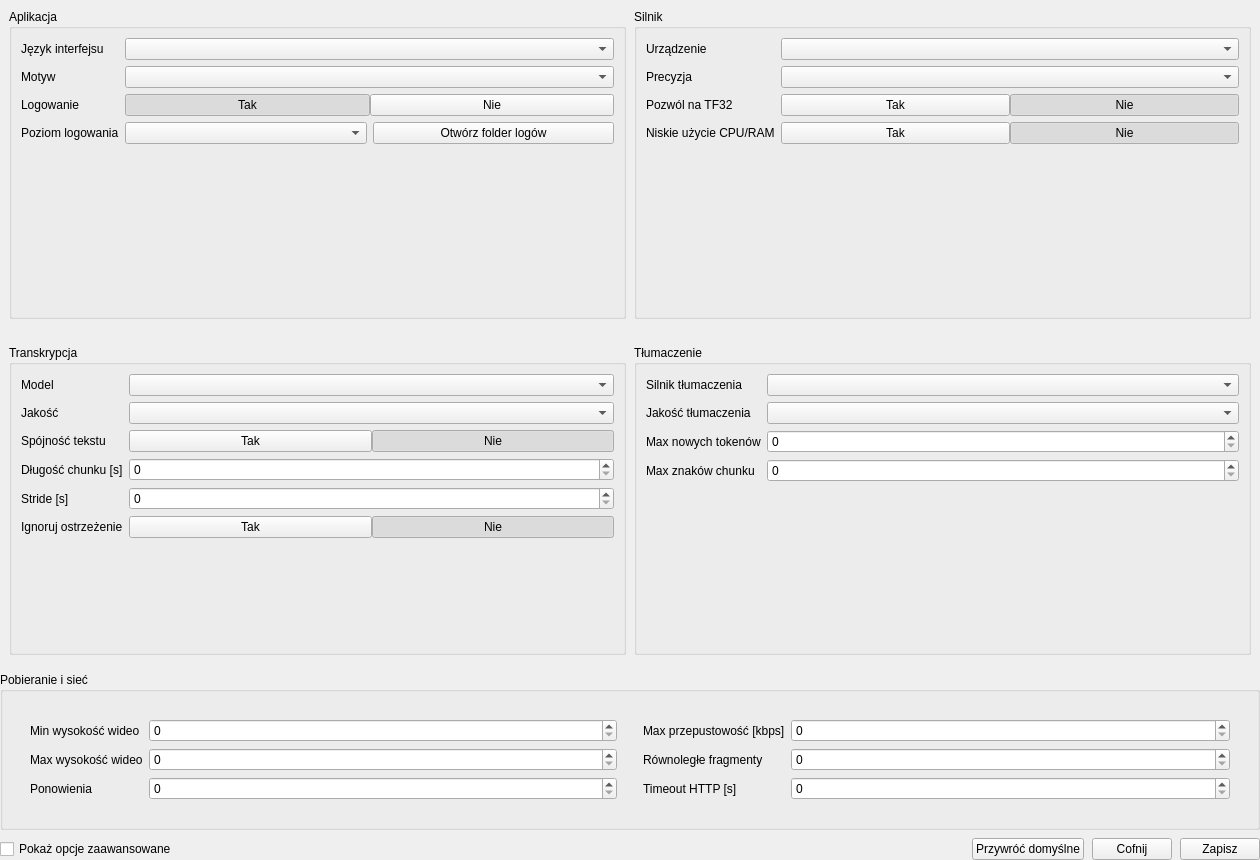
First picture: the form in assets/designer/panels/settings_panel.ui, repository K44DEUSZ/PySkryptor, before the edit.
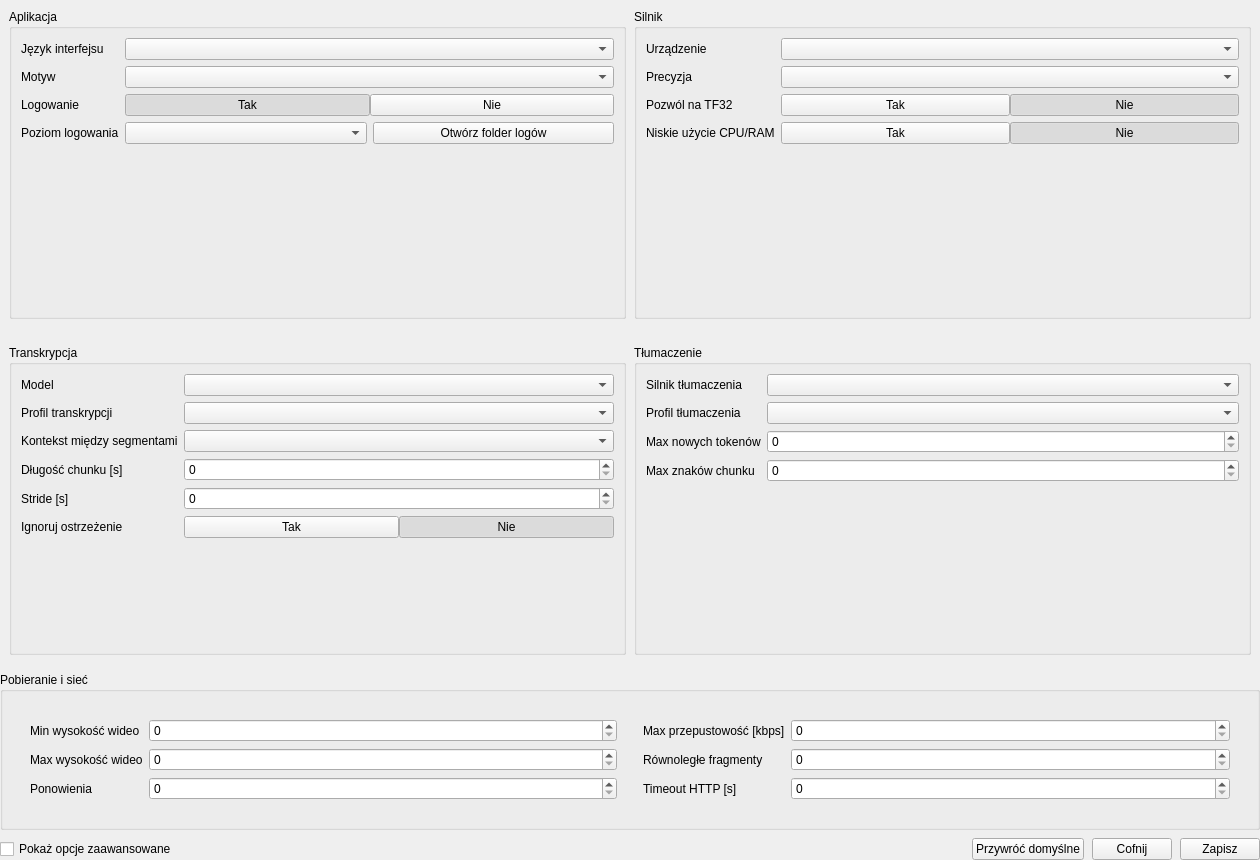
Second picture: the form after the edit.

Commit message: Rozbudowa opcji konfiguracyjnych modeli ai, usprawnienia pod kątem jakości transkrypcji i tłumaczenia

```diff
--- a/assets/designer/panels/settings_panel.ui
+++ b/assets/designer/panels/settings_panel.ui
@@ -80,10 +80,10 @@
               <layout class="QFormLayout" name="transcriptionFormLayout">
                <item row="0" column="0"><widget class="QLabel" name="lbl_trans_engine"><property name="text"><string>Model</string></property></widget></item>
                <item row="0" column="1"><widget class="QComboBox" name="cb_trans_engine"/></item>
-               <item row="1" column="0"><widget class="QLabel" name="lbl_quality"><property name="text"><string>Jakość</string></property></widget></item>
-               <item row="1" column="1"><widget class="QComboBox" name="cb_quality"/></item>
-               <item row="2" column="0"><widget class="QLabel" name="lbl_text_consistency"><property name="text"><string>Spójność tekstu</string></property></widget></item>
-               <item row="2" column="1"><widget class="QWidget" name="tg_text_consistency_placeholder"><layout class="QHBoxLayout" name="tg_text_consistency_layout"><property name="leftMargin"><number>0</number></property><property name="topMargin"><number>0</number></property><property name="rightMargin"><number>0</number></property><property name="bottomMargin"><number>0</number></property><property name="spacing"><number>0</number></property><item><widget class="QPushButton" name="tg_text_consistency_yes"><property name="text"><string>Tak</string></property><property name="checkable"><bool>true</bool></property></widget></item><item><widget class="QPushButton" name="tg_text_consistency_no"><property name="text"><string>Nie</string></property><property name="checkable"><bool>true</bool></property><property name="checked"><bool>true</bool></property></widget></item></layout></widget></item>
+               <item row="1" column="0"><widget class="QLabel" name="lbl_transcription_profile"><property name="text"><string>Profil transkrypcji</string></property></widget></item>
+               <item row="1" column="1"><widget class="QComboBox" name="cb_transcription_profile"/></item>
+               <item row="2" column="0"><widget class="QLabel" name="lbl_context_policy"><property name="text"><string>Kontekst między segmentami</string></property></widget></item>
+               <item row="2" column="1"><widget class="QComboBox" name="cb_context_policy"/></item>
                <item row="3" column="0"><widget class="QLabel" name="lbl_chunk_len"><property name="text"><string>Długość chunku [s]</string></property></widget></item>
                <item row="3" column="1"><widget class="QSpinBox" name="sp_chunk_len"/></item>
                <item row="4" column="0"><widget class="QLabel" name="lbl_stride_len"><property name="text"><string>Stride [s]</string></property></widget></item>
@@ -104,8 +104,8 @@
               <layout class="QFormLayout" name="translationFormLayout">
                <item row="0" column="0"><widget class="QLabel" name="lbl_tr_engine"><property name="text"><string>Silnik tłumaczenia</string></property></widget></item>
                <item row="0" column="1"><widget class="QComboBox" name="cb_tr_engine"/></item>
-               <item row="1" column="0"><widget class="QLabel" name="lbl_tr_quality"><property name="text"><string>Jakość tłumaczenia</string></property></widget></item>
-               <item row="1" column="1"><widget class="QComboBox" name="cb_tr_quality"/></item>
+               <item row="1" column="0"><widget class="QLabel" name="lbl_translation_profile"><property name="text"><string>Profil tłumaczenia</string></property></widget></item>
+               <item row="1" column="1"><widget class="QComboBox" name="cb_translation_profile"/></item>
                <item row="2" column="0"><widget class="QLabel" name="lbl_tr_max_tokens"><property name="text"><string>Max nowych tokenów</string></property></widget></item>
                <item row="2" column="1"><widget class="QSpinBox" name="sp_tr_max_tokens"/></item>
                <item row="3" column="0"><widget class="QLabel" name="lbl_tr_chunk_chars"><property name="text"><string>Max znaków chunku</string></property></widget></item>
```
The commit also changes 27 other files.
